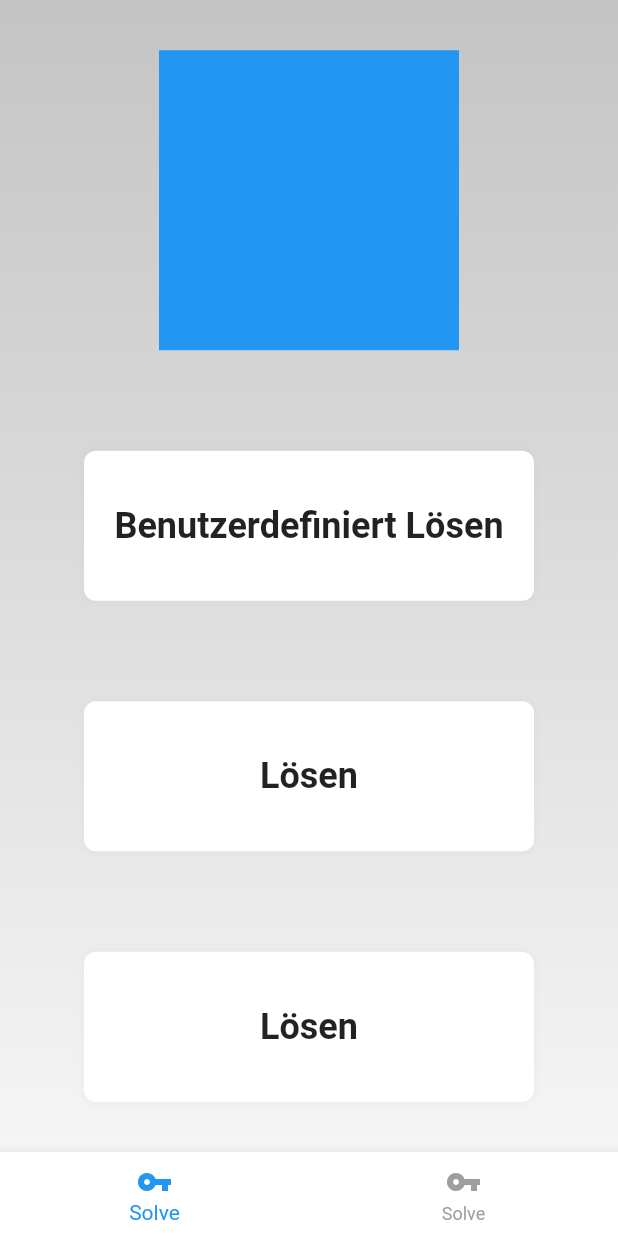
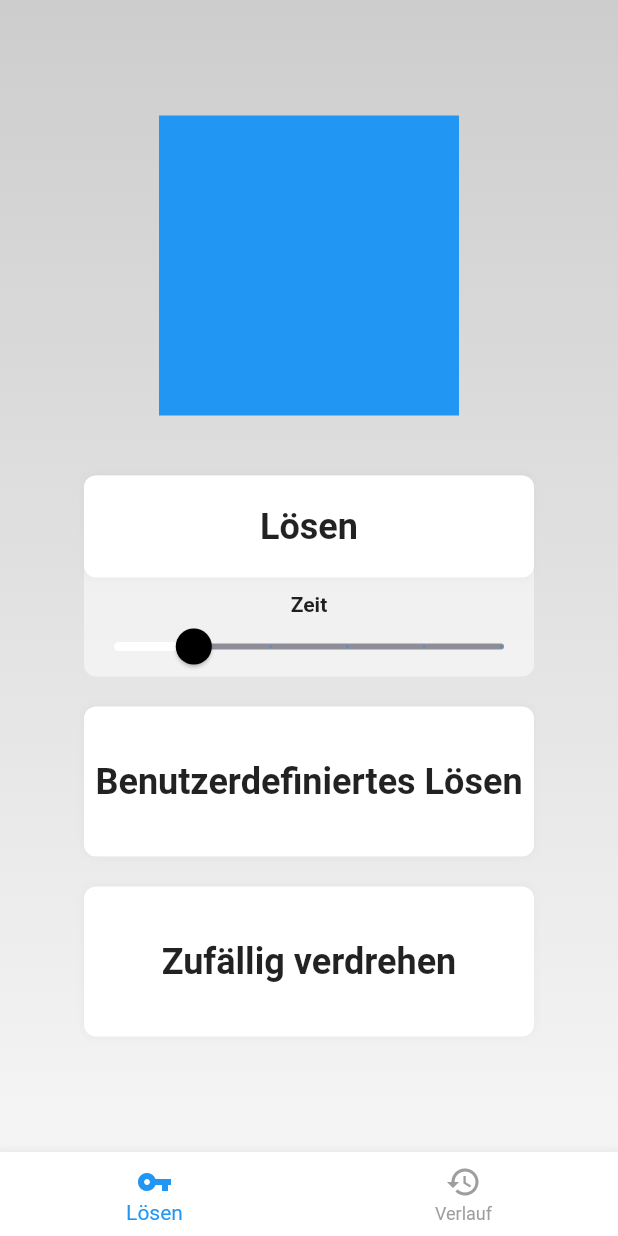
Before and after one commit to HubertJan/morven_cube_app, a Flutter app: the screen it shows after launch, on a phone screen of 412 x 824 dp. Run offline on Flutter 3.47's test engine with Material 2 defaults, Android fonts, the phone set to English and light mode, and no system bars.

```diff
--- a/lib/screens/solve_screen.dart
+++ b/lib/screens/solve_screen.dart
@@ -1,5 +1,8 @@
 import 'package:flutter/material.dart';
-import "../widgets/rounded-button.dart";
+
+import './custom_solve_screen.dart';
+import '../widgets/rounded_button.dart';
+import '../widgets/rounded_slider_button.dart';
 
 class SolveScreen extends StatelessWidget {
   @override
@@ -7,9 +10,9 @@ class SolveScreen extends StatelessWidget {
     final double statusBarHeight = MediaQuery.of(context).padding.top;
 
     return Scaffold(
-      body:  Padding(
-      padding: new EdgeInsets.only(top: statusBarHeight),
-      child:Stack(
+      body: Padding(
+        padding: new EdgeInsets.only(top: statusBarHeight),
+        child: Stack(
           children: [
             Container(
               decoration: BoxDecoration(
@@ -17,7 +20,7 @@ class SolveScreen extends StatelessWidget {
                     begin: FractionalOffset.topCenter,
                     end: FractionalOffset.bottomCenter,
                     colors: [
-                      Color.fromRGBO(196, 196, 196, 1),
+                      Color.fromRGBO(205, 205, 205, 1),
                       Color.fromRGBO(245, 245, 245, 1)
                     ], // red to yellow
                     tileMode: TileMode.repeated),
@@ -25,7 +28,7 @@ class SolveScreen extends StatelessWidget {
             ),
             Center(
               child: Column(
-                mainAxisAlignment: MainAxisAlignment.spaceAround,
+                mainAxisAlignment: MainAxisAlignment.center,
                 crossAxisAlignment: CrossAxisAlignment.center,
                 children: [
                   Container(
@@ -33,13 +36,17 @@ class SolveScreen extends StatelessWidget {
                     width: 200,
                     height: 200,
                   ),
-                  RoundedButton("Benutzerdefiniert Lösen", () {
+                  SizedBox(height: 40),
+                  RoundedSliderButton("Lösen", () {
                     print("Hdi");
                   }),
-                  RoundedButton("Lösen", () {
-                    print("Hdi");
+                  SizedBox(height: 20),
+                  RoundedButton("Benutzerdefiniertes Lösen", () {
+                    Navigator.of(context)
+                        .pushNamed(CustomSolveScreen.routeName);
                   }),
-                  RoundedButton("Lösen", () {
+                  SizedBox(height: 20),
+                  RoundedButton("Zufällig verdrehen", () {
                     print("Hdi");
                   })
                 ],
--- a/lib/screens/tabs_screen.dart
+++ b/lib/screens/tabs_screen.dart
@@ -1,6 +1,7 @@
 import 'package:flutter/material.dart';
 
 import 'solve_screen.dart';
+import 'history_screen.dart';
 
 class TabsScreen extends StatefulWidget {
   TabsScreen();
@@ -16,8 +17,8 @@ class _TabsScreenState extends State<TabsScreen> {
   @override
   void initState() {
     _pages = [
-      {"page": SolveScreen(), "title": "Übersetzen"},
-      {"page": SolveScreen(), "title": "Übersetzen"},
+      {"page": SolveScreen(), "title": "Lösen"},
+      {"page": HistoryScreen(), "title": "Verlauf"},
     ];
     super.initState();
   }
@@ -56,11 +57,11 @@ class NavigationBarWidget extends StatelessWidget {
       items: [
         BottomNavigationBarItem(
           icon: Icon(Icons.vpn_key),
-          title: Text("Solve"),
+          title: Text("Lösen"),
         ),
         BottomNavigationBarItem(
-          icon: Icon(Icons.vpn_key),
-          title: Text("Solve"),
+          icon: Icon(Icons.history),
+          title: Text("Verlauf"),
         ),
       ],
     );
--- /dev/null
+++ b/lib/widgets/rounded_slider_button.dart
@@ -0,0 +1,112 @@
+import "package:flutter/material.dart";
+
+class RoundedSliderButton extends StatelessWidget {
+  final String text;
+  final Function() onClick;
+
+  RoundedSliderButton(this.text, this.onClick);
+
+  @override
+  Widget build(BuildContext context) {
+    return Container(
+      width: 300,
+      decoration: BoxDecoration(
+        color: Colors.white.withOpacity(0.5),
+        borderRadius: new BorderRadius.all(
+          const Radius.circular(8.0),
+        ),
+      ),
+      child: Column(
+        children: [
+          GestureDetector(
+            onTap: this.onClick,
+            child: Container(
+              padding: EdgeInsets.symmetric(vertical: 20),
+              decoration: BoxDecoration(
+                boxShadow: [
+                  BoxShadow(
+                    blurRadius: 4,
+                    color: Colors.grey.withAlpha(30),
+                  )
+                ],
+                color: Colors.white,
+                borderRadius: new BorderRadius.all(
+                  const Radius.circular(8.0),
+                ),
+              ),
+              child: Center(
+                child: Text(
+                  this.text,
+                  style: TextStyle(
+                    fontSize: 24,
+                    fontWeight: FontWeight.bold,
+                  ),
+                ),
+              ),
+            ),
+          ),
+          SizedBox(
+            height: 10,
+          ),
+          Container(
+            child: Column(
+              children: [
+                Text(
+                  "Zeit",
+                  style: TextStyle(
+                    fontSize: 14,
+                    fontWeight: FontWeight.bold,
+                  ),
+                ),
+                CustomSlider(),
+              ],
+            ),
+          ),
+        ],
+      ),
+    );
+  }
+}
+
+/// This is the stateful widget that the main application instantiates.
+class CustomSlider extends StatefulWidget {
+  CustomSlider({Key key}) : super(key: key);
+
+  @override
+  _CustomSliderState createState() => _CustomSliderState();
+}
+
+/// This is the private State class that goes with MyStatefulWidget.
+class _CustomSliderState extends State<CustomSlider> {
+  double _currentSliderValue = 20;
+
+  @override
+  Widget build(BuildContext context) {
+    return SliderTheme(
+      data: SliderTheme.of(context).copyWith(
+        valueIndicatorColor: Colors.black, // This is what you are asking for
+        valueIndicatorTextStyle: TextStyle(color: Colors.white),
+        inactiveTrackColor: Color(0xFF8D8E98), // Custom Gray Color
+        activeTrackColor: Colors.white,
+        thumbColor: Colors.black,
+        overlayColor: Color(0x29EB1555), // Custom Thumb overlay Color
+        thumbShape: RoundSliderThumbShape(enabledThumbRadius: 12.0),
+        overlayShape: RoundSliderOverlayShape(overlayRadius: 20.0),
+      ),
+      child: Slider(
+        value: _currentSliderValue,
+        min: 0,
+        max: 100,
+        divisions: 5,
+        label: _currentSliderValue.round() == 0
+            ? "So schnell wie möglich"
+            : _currentSliderValue.round().toString() + "s",
+        onChanged: (double value) {
+          setState(() {
+            _currentSliderValue = value;
+          });
+        },
+      ),
+    );
+  }
+}
```
Also changed, not shown: lib/screens/history_screen.dart (added, +47 -0 lines), lib/widgets/history_tile.dart (added, +56 -0 lines), lib/widgets/rounded_button.dart (renamed from lib/widgets/rounded-button.dart).
